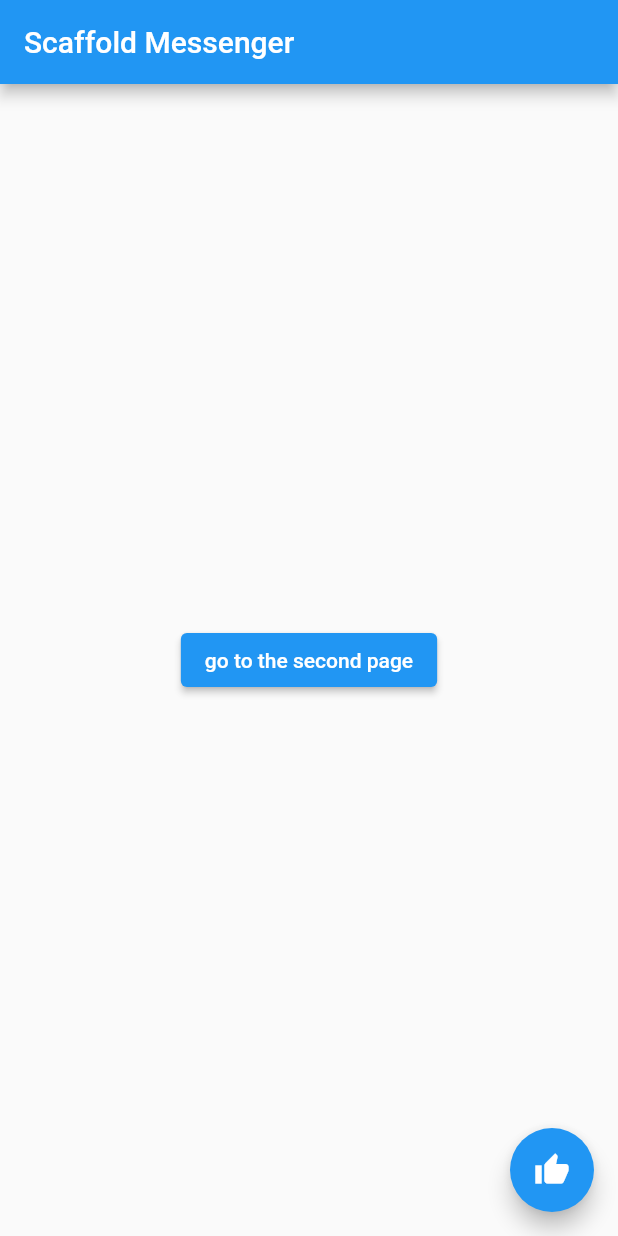
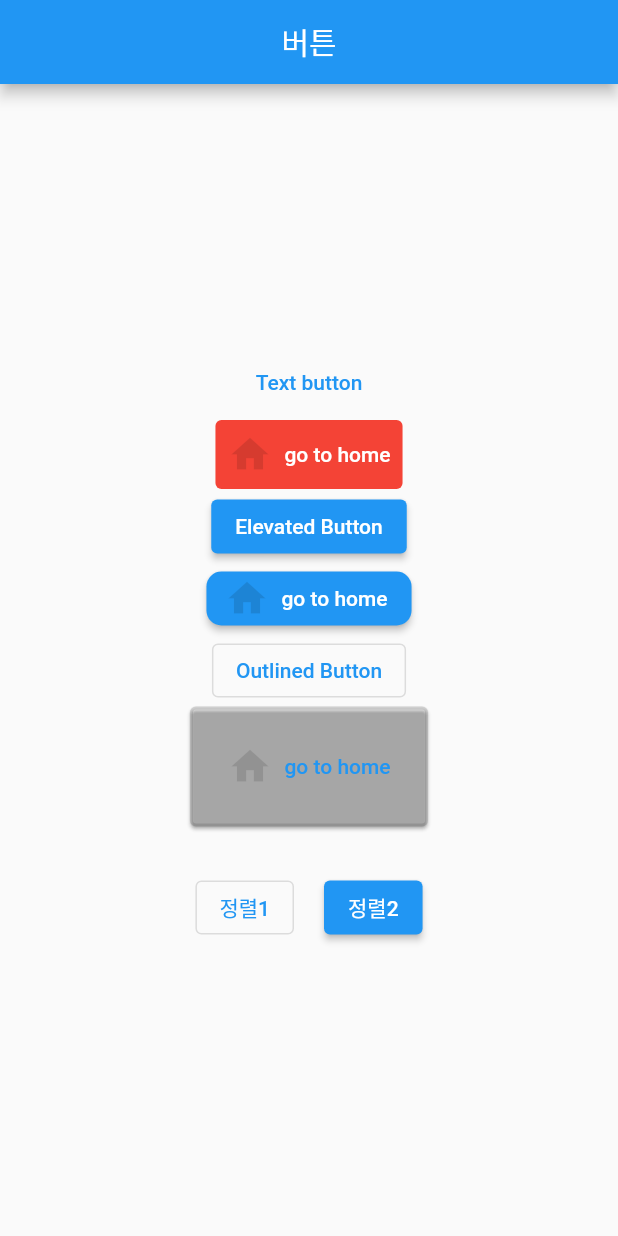
Before and after one commit to ria0617/myfirstflutterproject, a Flutter app: the screen it shows after launch, on a phone screen of 412 x 824 dp. Run offline on Flutter 3.47's test engine with Material 2 defaults, Android fonts, the phone set to English and light mode, and no system bars.

Commit message:
버튼 스타일

```diff
--- a/lib/main.dart
+++ b/lib/main.dart
@@ -1,3 +1,4 @@
+import 'package:flutter/cupertino.dart';
 import 'package:flutter/material.dart';
 
 void main() => runApp(MyApp());
@@ -12,120 +13,122 @@ class MyApp extends StatelessWidget {
         theme: ThemeData(
           primarySwatch: Colors.blue
         ),
-      home: MyPage(),
+      home: MyButtons(),
     );
   }
 }
 
-class MyPage extends StatelessWidget {
-  const MyPage({Key? key}) : super(key: key);
+class MyButtons extends StatelessWidget {
 
   @override
   Widget build(BuildContext context) {
     return Scaffold(
       appBar: AppBar(
-        title: Text('Scaffold Messenger'),
+        title: Text('버튼'),
+        centerTitle: true, //타이틀 가운데 정렬
       ),
-      body: HomeBody(),
-      floatingActionButton: FloatingActionButton(
-        child: Icon(Icons.thumb_up),
-        onPressed: (){
-          ScaffoldMessenger.of(context).showSnackBar(
-            SnackBar(
-              content: Text('Like a new Snacbar'),
-              duration: Duration(seconds: 5),
-              action: SnackBarAction(
-                label: 'Undo',
+      body: Center(
+        child: Column(
+          mainAxisAlignment: MainAxisAlignment.center, //가운데 정렬
+          children: [
+            TextButton(
               onPressed: () {
-                  Navigator.push(
-                      context,
-                      MaterialPageRoute(builder: (context) => ThirdPage()),
-                  );
+                print('text button');
               },
+              onLongPress: (){ //버튼을 오래 눌렀을때 동작
+                print('버튼을 오래 눌렀어요');
+              },
+              child: Text('Text button'),
+            ),
+            TextButton.icon(
+              onPressed: () {
+                print('icon Button');
+              },
+              icon: Icon(
+                Icons.home,
+                size:30.0, //아이콘 사이즈
+                color:Colors.black12, //여기서 색상을 선택하지 않으면 primary 색상이 된다
+              ),
+              label: Text('go to home'),
+              style: TextButton.styleFrom(
+                primary: Colors.white,
+                backgroundColor: Colors.red,
               ),
             ),
-          );
+
+            ElevatedButton(
+              onPressed: (){
+                print('Elevated Button');
               },
+              child: Text('Elevated Button'),
             ),
-    );
-  }
-}
+            ElevatedButton.icon(
+              onPressed: () {
+                print('icon Button');
+              },
+              icon: Icon(
+                Icons.home,
+                size:30.0, //아이콘 사이즈
+                color:Colors.black12, //여기서 색상을 선택하지 않으면 primary 색상이 된다
+              ),
+              label: Text('go to home'),
+              style: TextButton.styleFrom(
+                primary: Colors.white,
+                shape: RoundedRectangleBorder(
+                    borderRadius: BorderRadius.circular(10.0)
+                ),
+              ),
+            ),
 
-class HomeBody extends StatelessWidget {
-  const HomeBody({Key? key}) : super(key: key);
+            OutlinedButton(
+              onPressed: (){
+                print('Outlined Button');
+              },
+              child: Text('Outlined Button'),
+            ),
+            OutlinedButton.icon(
+              onPressed: null,
+              icon: Icon(
+                Icons.home,
+                size:30.0, //아이콘 사이즈
+                color:Colors.black12, //여기서 색상을 선택하지 않으면 primary 색상이 된다
+              ),
+              label: Text('go to home'),
+              style: TextButton.styleFrom(
+                primary: Colors.red, //배경색
+                onSurface: Colors.blue,
+                shadowColor: Colors.grey, //그림자 색상
+                elevation: 1, //버튼 입체감
+                padding: EdgeInsets.all(25.0), //여백
+                side: BorderSide(color:Colors.black12, width: 2.0), //선 색상과 굵기
+                alignment: Alignment.bottomCenter, //글자위치 변경
+              ),
+            ),
 
-  @override
-  Widget build(BuildContext context) {
-    return Center(
-      child: ElevatedButton(
-        child: Text('go to the second page'),
+            SizedBox( //박스간격
+              height: 10.0,
+            ),
+            ButtonBar(
+              alignment: MainAxisAlignment.center, //그룹정렬
+              buttonPadding: EdgeInsets.all(20),
+              children: [
+                OutlinedButton(
                   onPressed: (){
-          Navigator.push(context, MaterialPageRoute(builder: (context) => SecondPage()),
-          );
+                    print('정렬1');
                   },
+                    child: Text('정렬1'),
                 ),
-    );
-  }
-}
-
-class SecondPage extends StatelessWidget {
-
-  @override
-  Widget build(BuildContext context) {
-    return Scaffold(
-      appBar: AppBar(
-        title: Text('SecondPage'),
+                ElevatedButton(
+                  onPressed: (){
+                    print('정렬2');
+                  },
+                    child: Text('정렬2'),
                 ),
-      body: Center(
-        child: Text(
-          '"좋아요가 추가 되었습니다"',
-          style: TextStyle(
-            fontSize: 20.0,
-            color: Colors.redAccent
+              ],
             ),
+          ],
         ),
       ),
     );
   }
 }
-
-
-class ThirdPage extends StatelessWidget {
-
-  @override
-  Widget build(BuildContext context) {
-    return ScaffoldMessenger(
-      child: Scaffold(
-        appBar: AppBar(
-          title: Text('ThirdPage'),
-        ),
-        body: Builder(
-          builder: (context) {
-            return Center(
-              child: Column(
-                mainAxisAlignment: MainAxisAlignment.center,
-                children: [
-                  Text(
-                    '"좋아요가 취소 하시겠습니까?"',
-                    style: TextStyle(fontSize: 20.0, color: Colors.redAccent),
-                  ),
-                  ElevatedButton(
-                    onPressed: (){
-                      ScaffoldMessenger.of(context).showSnackBar(
-                        SnackBar(
-                            content: Text('좋아요가 취소 되었습니다.'),
-                          duration: Duration(seconds: 3),
-                        ),
-                      );
-                    },
-                    child: Text('취소하기'),
-                  )
-                ],
-              ),
-            );
-          }
-        ),
-      ),
-    );
-  }
-}
```
Lines whose indentation alone changed are shown as unchanged.
